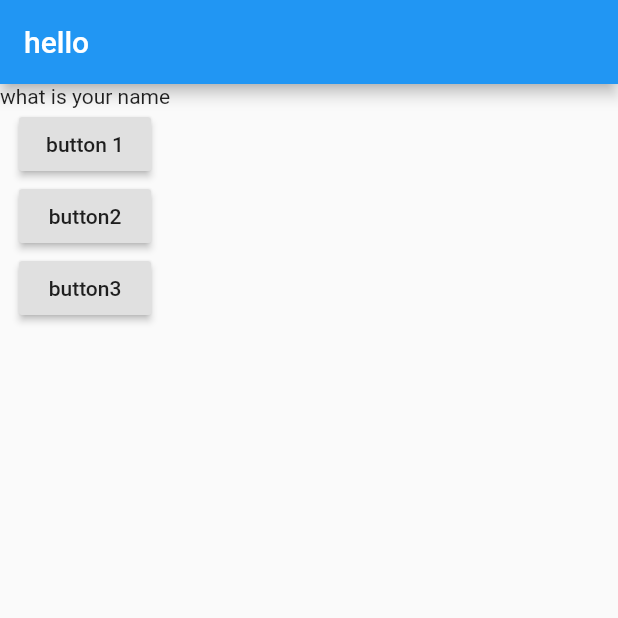
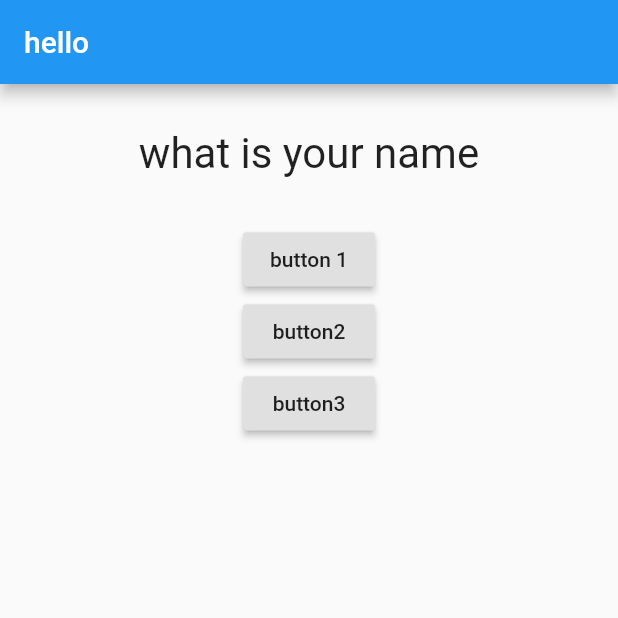
Before and after one commit to nahian0/Quiz_app, a Flutter app: the screen it shows after launch, on a phone screen of 412 x 824 dp, the top half of it. Run offline on Flutter 3.47's test engine with Material 2 defaults, Android fonts, the phone set to English and light mode, and no system bars.

Commit message:
added question file

```diff
--- /dev/null
+++ b/lib/answer.dart
@@ -0,0 +1,3 @@
+// ignore_for_file: unused_import
+
+import 'package:flutter/material.dart';
--- a/lib/question.dart
+++ b/lib/question.dart
@@ -1,13 +1,21 @@
 import 'package:flutter/material.dart';
+
 // ignore: must_be_immutable
 class Question extends StatelessWidget {
-
   final String questiontext;
   Question(this.questiontext);
 
   // ignore: empty_constructor_bodies
   @override
   Widget build(BuildContext context) {
-    return Text(questiontext);
+    return Container(
+      width: double.infinity,
+      margin: EdgeInsets.only(top: 30, bottom: 30),
+      child: Text(
+        questiontext,
+        style: TextStyle(fontSize: 28),
+        textAlign: TextAlign.center,
+      ),
+    );
   }
 }
```
